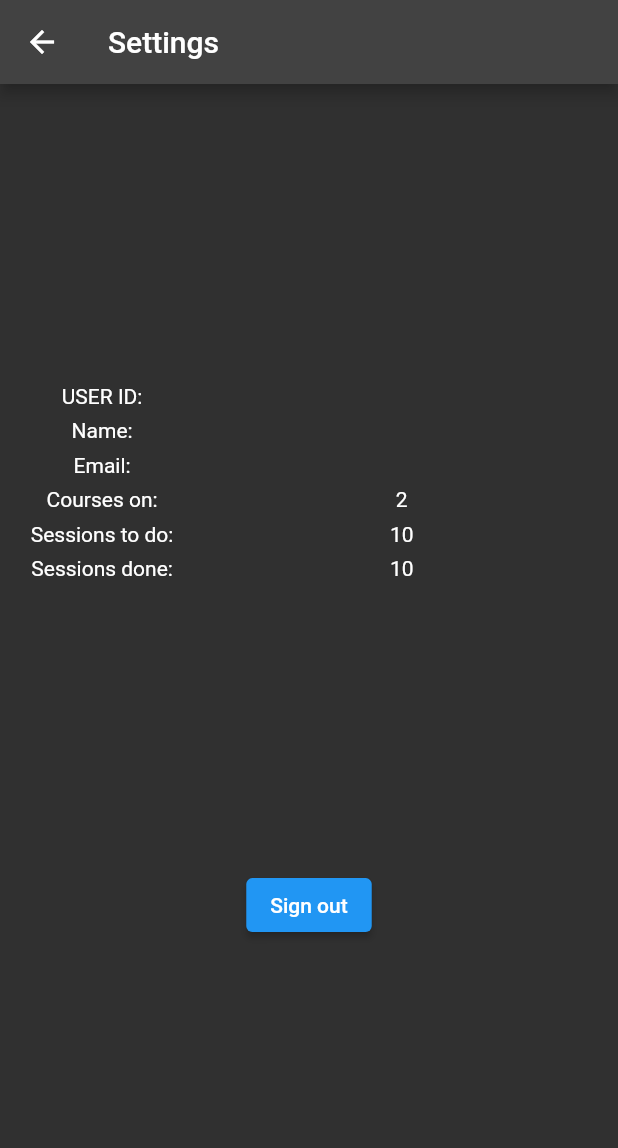
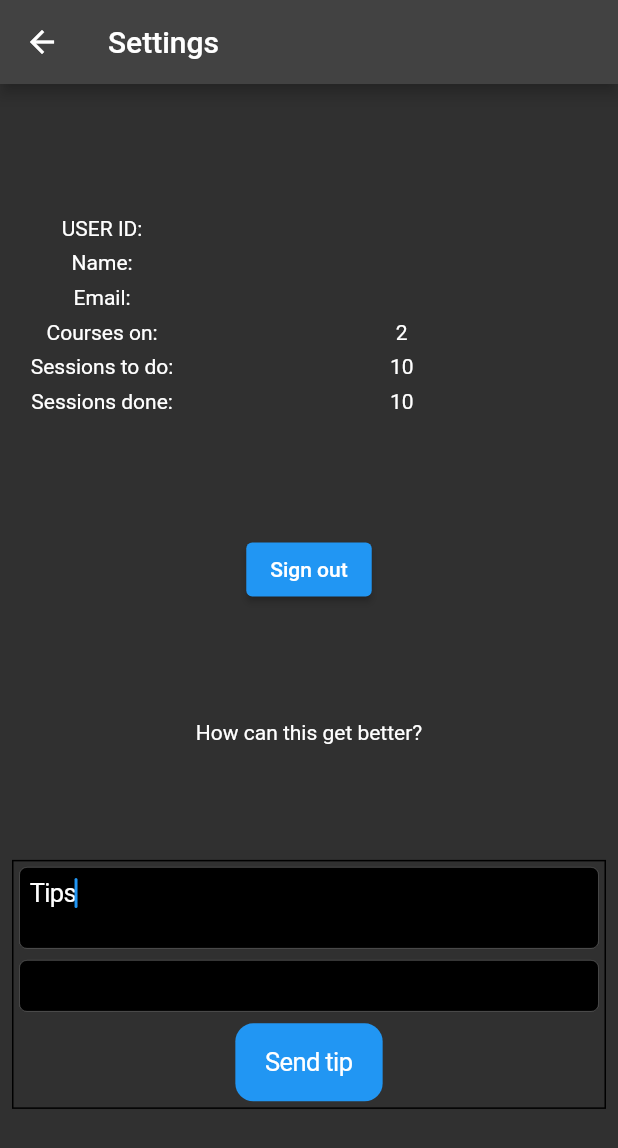
Before and after one commit to johannesskagius/crawlcoach, a Flutter app: the SignedIn screen opened directly with empty values, on a phone screen of 412 x 824 dp. Shown: the top 1148 px of the screen. Run offline on Flutter 3.47's test engine with Material 2 defaults, Android fonts, the phone set to English and light mode, and no system bars; our stand-ins replace firebase_auth, firebase_core, firebase_database, shared_preferences, video_player; accounts and stored records are empty.

```diff
--- a/lib/admin/offer/buy_offer.dart
+++ b/lib/admin/offer/buy_offer.dart
@@ -42,6 +42,7 @@ class BuyOffer extends StatelessWidget {
             LocalUser? _local = await LocalUser.getLocalUser();
             //Add sessions to the userprofile
             _local!.assignToCourse(_offer);
+            Navigator.pop(context);
           }, child: const Text('buy'))
         ],
       ),
--- a/lib/settings.dart
+++ b/lib/settings.dart
@@ -1,6 +1,7 @@
 import 'dart:io' show Platform;
 
 import 'package:crawl_course_3/account/user.dart';
+import 'package:firebase_database/firebase_database.dart';
 import 'package:flutter/cupertino.dart';
 import 'package:flutter/material.dart';
 
@@ -81,6 +82,9 @@ class SignedIn extends StatelessWidget {
                   ))
                 : const ElevatedButton(
                     onPressed: LocalUser.logOutUser, child: Text('Sign out')),
+
+            Text('How can this get better?'),
+            testFlightForm(_localUser!),
           ],
         ),
       ),
@@ -111,3 +115,65 @@ class _SettingsState extends State<Settings> {
     super.initState();
   }
 }
+
+
+Container testFlightForm(LocalUser _local) {
+  final _formKey = GlobalKey<FormState>();
+  final List<TextEditingController> _controllers = List.generate(2, (index) => TextEditingController());
+  _controllers.elementAt(0).text = 'Titel';
+  _controllers.elementAt(0).text = 'Tips';
+  final _textStyle = TextStyle(color: Colors.white);
+  return Container(
+    decoration: BoxDecoration(
+      border: Border.all(
+        width: 1,
+        color: Colors.black
+      )
+    ),
+    child: Form(
+      key: _formKey,
+      child: Column(
+        mainAxisAlignment: MainAxisAlignment.spaceEvenly,
+        children: [
+          Container(
+            margin: const EdgeInsets.all(4),
+            child: CupertinoTextField(
+              keyboardType: TextInputType.text,
+              controller: _controllers.elementAt(0),
+              style: _textStyle,
+              autofocus: true,
+              maxLines: 2,
+            ),
+          ),
+          Container(
+            margin: const EdgeInsets.all(4),
+            child: CupertinoTextField(
+              keyboardType: TextInputType.multiline,
+              controller: _controllers.elementAt(1),
+              autofocus: true,
+              style: _textStyle,
+              autocorrect: false,
+              minLines: 1,
+              maxLines: 4,
+            ),
+          ),
+          Container(
+            margin: const EdgeInsets.all(4),
+            child: CupertinoButton.filled(child: Text('Send tip'), onPressed: () async {
+              DatabaseReference _ref = FirebaseDatabase.instance.ref();
+              String _title = _controllers.elementAt(0).value.text;
+              String _tip = _controllers.elementAt(1).value.text;
+              try {
+                Map<String, List<String>> _array = {};
+                List<String> _test = [_title, _tip];
+                _array.putIfAbsent(_local.userAuth2, () => _test);
+                _ref.child('improvement').update(_array);
+              } catch (e) {
+                print(e);
+              }
+            }),
+          ),
+        ],
+    )),
+  );
+}
--- a/pubspec.yaml
+++ b/pubspec.yaml
@@ -41,6 +41,7 @@ dependencies:
   firebase_database: ^9.0.5
   json_annotation: ^4.4.0
   flutter_switch: ^0.3.2
+  charts_flutter: ^0.12.0
 
 dev_dependencies:
   flutter_test:
```
Also changed, not shown: lib/admin/admin.dart (+24 -4 lines), lib/admin/offer/offer_chose_sessions.dart (+10 -11 lines), lib/courses.dart (+6 -4 lines), lib/home.dart (+28 -6 lines), lib/main.dart (+12 -4 lines), lib/store.dart (added, +61 -0 lines), pubspec.lock, 1 other file.
